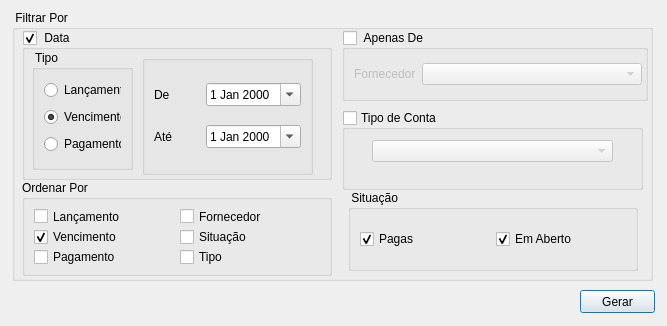
The window that Projects/Blink/Plugins/financier/actopayreport.ui (MarcoBueno1/qrad) describes before a commit, drawn with Qt 5.
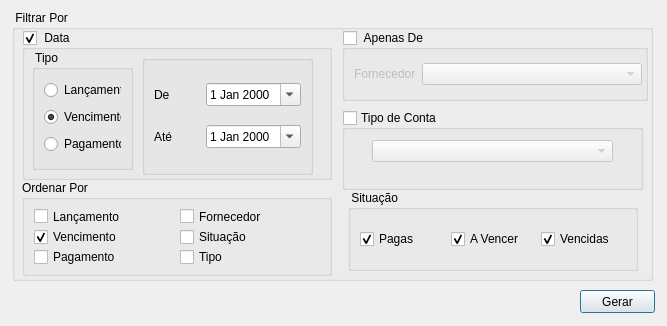
The same window after the commit.

Commit message: [financier] Ajustado para logica de: Pago, a vencer e vencidas

What changed in the file:
```diff
--- a/Projects/Blink/Plugins/financier/actopayreport.ui
+++ b/Projects/Blink/Plugins/financier/actopayreport.ui
@@ -206,7 +206,17 @@
      <item>
       <widget class="QCheckBox" name="checkBoxNotPaid">
        <property name="text">
-        <string>Em Aberto</string>
+        <string>A Vencer</string>
+       </property>
+       <property name="checked">
+        <bool>true</bool>
+       </property>
+      </widget>
+     </item>
+     <item>
+      <widget class="QCheckBox" name="checkBoxVencidas">
+       <property name="text">
+        <string>Vencidas</string>
        </property>
        <property name="checked">
         <bool>true</bool>
```
The commit also changes 11 other files.
